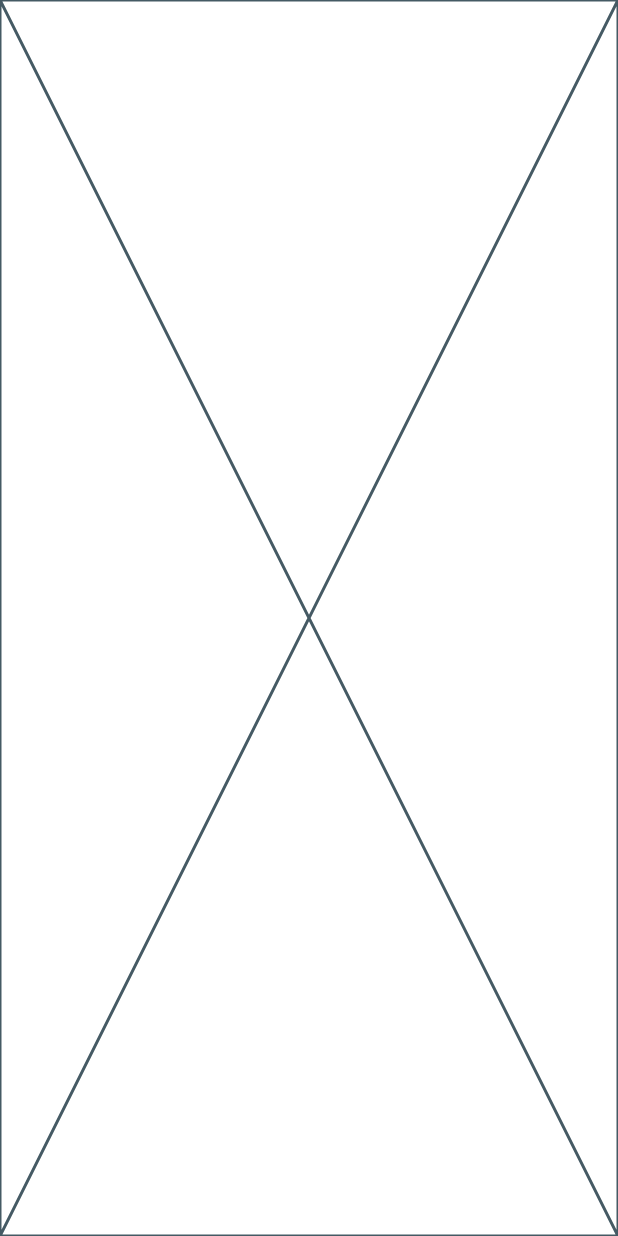
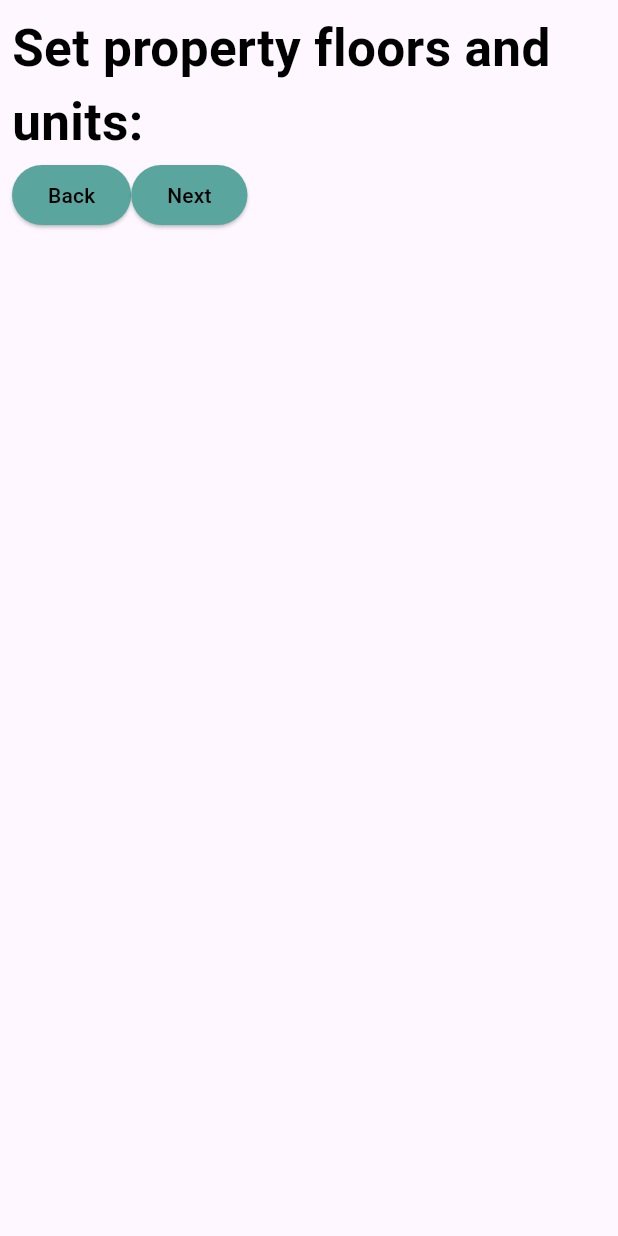
Before and after one commit to Ngambiann/Fealtyy, a Flutter app: the Signup screen opened directly, after a tap on "Send Code", after a tap on "Continue", after a tap on "Next", on a phone screen of 412 x 824 dp. Run offline on Flutter 3.47's test engine with Material 3 defaults, Android fonts, the phone set to English and light mode, and no system bars; our stand-ins replace flutter_screenutil, phosphor_flutter.

Commit message:
fontsize & sizedbox flexibility

```diff
--- a/lib/components/buttons/authpgsbuttons.dart
+++ b/lib/components/buttons/authpgsbuttons.dart
@@ -1,4 +1,5 @@
 import 'package:flutter/material.dart';
+import 'package:flutter_screenutil/flutter_screenutil.dart';
 
 class Authpgsbuttons extends StatelessWidget {
   final String buttonname;
@@ -15,8 +16,8 @@ class Authpgsbuttons extends StatelessWidget {
       onPressed: onPressed,
       child: Text(
         buttonname,
-        style: const TextStyle(
-            color: Colors.black87, fontSize: 25, fontWeight: FontWeight.w500),
+        style:TextStyle(
+            color: Colors.black87, fontSize: 25.sp, fontWeight: FontWeight.w500),
       ),
     );
   }
--- a/lib/components/buttons/setupbuttons.dart
+++ b/lib/components/buttons/setupbuttons.dart
@@ -1,20 +1,48 @@
 import 'package:flutter/material.dart';
 
-class Setupbuttons extends StatelessWidget {
+class ContinueButton extends StatelessWidget {
   final String buttonname;
   final VoidCallback onPressed;
-  const Setupbuttons({super.key,required this.onPressed,required this.buttonname});
+  const ContinueButton({
+    super.key,
+    required this.onPressed,
+    required this.buttonname,
+  });
 
   @override
   Widget build(BuildContext context) {
     return ElevatedButton(
       onPressed: onPressed,
       style: const ButtonStyle(
-          backgroundColor: WidgetStatePropertyAll(Color.fromARGB(255, 90, 166, 159))),
-      child:  Text(
-        buttonname,
-        style: const TextStyle(color: Colors.black),
+        backgroundColor: WidgetStatePropertyAll(
+          Color.fromARGB(255, 90, 166, 159),
+        ),
       ),
+      //Buttonname could be Save or next
+      child: Text(buttonname, style: const TextStyle(color: Colors.black)),
     );
   }
 }
+
+class Previousbutton extends StatelessWidget {
+  final String buttonname;
+  final VoidCallback onPressed;
+  const Previousbutton({
+    super.key,
+    required this.onPressed,
+    required this.buttonname
+  });
+
+  @override
+  Widget build(BuildContext context) {
+    return ElevatedButton(
+      onPressed: onPressed,
+      style: const ButtonStyle(
+        backgroundColor: WidgetStatePropertyAll(
+          Color.fromARGB(255, 90, 166, 159),
+        ),
+      ),
+      child: Text(buttonname, style: const TextStyle(color: Colors.black)),
+    );
+  }
+}
--- a/lib/components/texts/authtexts.dart
+++ b/lib/components/texts/authtexts.dart
@@ -1,4 +1,5 @@
 import 'package:flutter/material.dart';
+import 'package:flutter_screenutil/flutter_screenutil.dart';
 
 class Authheaders extends StatelessWidget {
   final String textcontent;
@@ -9,9 +10,9 @@ class Authheaders extends StatelessWidget {
     return Text(
       textAlign: TextAlign.start,
       textcontent,
-      style: const TextStyle(
+      style: TextStyle(
         color: Colors.black87,
-        fontSize: 51,
+        fontSize: 51.sp,
         fontWeight: FontWeight.bold,
       ),
     );
--- a/lib/components/texts/setuptexts.dart
+++ b/lib/components/texts/setuptexts.dart
@@ -1,4 +1,5 @@
 import 'package:flutter/material.dart';
+import 'package:flutter_screenutil/flutter_screenutil.dart';
 
 class SetupHeaders extends StatelessWidget {
   final String textcontent;
@@ -9,9 +10,9 @@ class SetupHeaders extends StatelessWidget {
     return Text(
       textcontent,
       textAlign: TextAlign.left,
-      style: const TextStyle(
+      style:  TextStyle(
         color: Colors.black,
-        fontSize: 35,
+        fontSize: 35.sp,
         fontWeight: FontWeight.bold,
       ),
     );
@@ -26,9 +27,9 @@ class SetupFieldname extends StatelessWidget {
     return Text(
       textcontent,
       textAlign: TextAlign.left,
-      style: const TextStyle(
+      style:TextStyle(
         color: Colors.black87,
-        fontSize: 20,
+        fontSize: 20.sp,
         fontWeight: FontWeight.w600,
       ),
     );
--- a/lib/pages/authpages/authcode.dart
+++ b/lib/pages/authpages/authcode.dart
@@ -2,6 +2,7 @@ import 'package:fealty_app/components/buttons/authpgsbuttons.dart';
 import 'package:fealty_app/components/texts/authtexts.dart';
 import 'package:fealty_app/pages/setuppages/property_setup.dart';
 import 'package:flutter/material.dart';
+import 'package:flutter_screenutil/flutter_screenutil.dart';
 
 class Authcode extends StatefulWidget {
   const Authcode({super.key});
@@ -45,15 +46,15 @@ class _AuthcodeState extends State<Authcode> {
               crossAxisAlignment: CrossAxisAlignment.stretch,
               mainAxisAlignment: MainAxisAlignment.center,
               children: [
-                const SizedBox(height: 100),
+                SizedBox(height: 100.h),
                 const Authheaders(textcontent: "Enter code:"),
-                const SizedBox(height: 50),
+                SizedBox(height: 50.h),
                 //code boxes
                 Row(
                   mainAxisAlignment: MainAxisAlignment.spaceEvenly,
                   children: List.generate(5, (index) {
                     return SizedBox(
-                      width: 50,
+                      width: 50.w,
                       child: TextField(
                         controller: controllers[index],
                         focusNode: focusNodes[index],
@@ -82,7 +83,7 @@ class _AuthcodeState extends State<Authcode> {
                     );
                   }),
                 ),
-                const SizedBox(height: 50),
+                 SizedBox(height: 50.h),
                 Authpgsbuttons(
                   buttonname: "Continue",
                   onPressed: () {
--- a/lib/pages/authpages/signup.dart
+++ b/lib/pages/authpages/signup.dart
@@ -4,6 +4,7 @@ import 'package:fealty_app/components/texts/authtexts.dart';
 import 'package:fealty_app/pages/authpages/authcode.dart';
 import 'package:fealty_app/pages/authpages/login.dart';
 import 'package:flutter/material.dart';
+import 'package:flutter_screenutil/flutter_screenutil.dart';
 
 class Signup extends StatefulWidget {
   const Signup({super.key});
@@ -40,31 +41,31 @@ class _SignupState extends State<Signup> {
                     Authheaders(textcontent: "Account:"),
                   ],
                 ),
-                const SizedBox(height: 55),
+               SizedBox(height: 55.h),
                 //name entry box
                 Authtextfields(
                   controller: nameController,
                   hintText: "Full name/Company name",
                 ),
-                const SizedBox(height: 25),
+                SizedBox(height: 25.h),
                 //Email entry box
                 Authtextfields(
                   controller: emailAddressController,
                   hintText: "Email Address",
                 ),
-                const SizedBox(height: 25),
+                SizedBox(height: 25.h),
                 //Password entry box
                 Authtextfields(
                   controller: passwordController,
                   hintText: "Password",
                 ),
-                 const SizedBox(height: 25),
+                SizedBox(height: 25.h),
                 //confirmPassword entry box
                 Authtextfields(
                   controller: confirmpasswordController,
                   hintText: "Confirm Password",
                 ),
-                const SizedBox(height: 35),
+                SizedBox(height: 35.h),
                 //Send code button
                 Authpgsbuttons(
                   buttonname: "Send Code",
--- a/lib/pages/setuppages/property_setup.dart
+++ b/lib/pages/setuppages/property_setup.dart
@@ -4,6 +4,7 @@ import 'package:fealty_app/components/textfields/setuptextfields.dart';
 import 'package:fealty_app/components/texts/setuptexts.dart';
 import 'package:fealty_app/pages/setuppages/property_units.dart';
 import 'package:flutter/material.dart';
+import 'package:flutter_screenutil/flutter_screenutil.dart';
 
 class PropertySetup extends StatefulWidget {
   const PropertySetup({super.key});
@@ -27,7 +28,7 @@ class _AccountsetupState extends State<PropertySetup> {
   Widget build(BuildContext context) {
     return Scaffold(
       body: Container(
-        padding: EdgeInsets.all(16),
+        padding: EdgeInsets.all(8),
         child: ListView(
           children: [
             Column(
@@ -37,21 +38,21 @@ class _AccountsetupState extends State<PropertySetup> {
                 SetupHeaders(
                   textcontent: "Add your first property to get started:",
                 ),
-                const SizedBox(height: 55),
+            SizedBox(height: 55.h),
                 //Property name field
                 SetupFieldname(textcontent: "Property Name/Nickname"),
                 Setuptextfields(
                   controller: propertyNameController,
                   hintText: "eg.Taylor Apartments",
                 ),
-                const SizedBox(height: 55),
+                SizedBox(height: 55.h),
                 //location
                 SetupFieldname(textcontent: "Property Location"),
                 Setuptextfields(
                   controller: propertyLocationController,
                   hintText: "eg.Westlands,Nairobi",
                 ),
-                const SizedBox(height: 55),
+               SizedBox(height: 55.h),
                 //Property type
                 SetupFieldname(textcontent: "Property Type"),
                 DropdownTextField(
@@ -59,10 +60,10 @@ class _AccountsetupState extends State<PropertySetup> {
                   hintText: "Select property type",
                   items: propertyTypes,
                 ),
-                const SizedBox(height: 75),
+                SizedBox(height: 75.h),
                 Align(
                   alignment: Alignment.bottomRight,
-                  child: Setupbuttons(
+                  child: ContinueButton(
                     onPressed: () {
                       Navigator.of(context).push(
                         MaterialPageRoute(
--- a/lib/pages/setuppages/property_units.dart
+++ b/lib/pages/setuppages/property_units.dart
@@ -1,3 +1,6 @@
+import 'package:fealty_app/components/buttons/setupbuttons.dart';
+import 'package:fealty_app/components/texts/setuptexts.dart';
+import 'package:fealty_app/pages/setuppages/property_setup.dart';
 import 'package:flutter/material.dart';
 
 class PropertyUnits extends StatefulWidget {
@@ -10,6 +13,42 @@ class PropertyUnits extends StatefulWidget {
 class _PropertyUnitsState extends State<PropertyUnits> {
   @override
   Widget build(BuildContext context) {
-    return const Placeholder();
+    return Scaffold(
+      body: Container(
+        padding: EdgeInsets.all(8),
+        child: Column(
+          crossAxisAlignment: CrossAxisAlignment.start,
+          children: [
+            //Header text
+            SetupHeaders(textcontent: "Set property floors and units:"),
+            Row(
+              children: [
+                Previousbutton(
+                  onPressed: () {
+                    Navigator.of(context).push(
+                      MaterialPageRoute(
+                        builder: (context) => const PropertySetup(),
+                      ),
+                    );
+                  },
+                  buttonname: "Back",
+                ),
+
+                ContinueButton(
+                  onPressed: () {
+                    Navigator.of(context).push(
+                      MaterialPageRoute(
+                        builder: (context) => const PropertyUnits(),
+                      ),
+                    );
+                  },
+                  buttonname: "Next",
+                ),
+              ],
+            ),
+          ],
+        ),
+      ),
+    );
   }
 }
--- a/pubspec.yaml
+++ b/pubspec.yaml
@@ -37,6 +37,7 @@ dependencies:
   phosphor_flutter: ^2.1.0
   flutter_floating_bottom_bar: ^1.3.0
   intl: ^0.19.0
+  flutter_screenutil: ^5.9.3
 
 dev_dependencies:
   flutter_test:
```
Also changed, not shown: lib/components/cards/homepgcards.dart (+4 -3 lines), lib/main.dart (+9 -4 lines), lib/pages/authpages/login.dart (+5 -4 lines), lib/pages/mainpages/landingpage.dart (+6 -6 lines), pubspec.lock.
